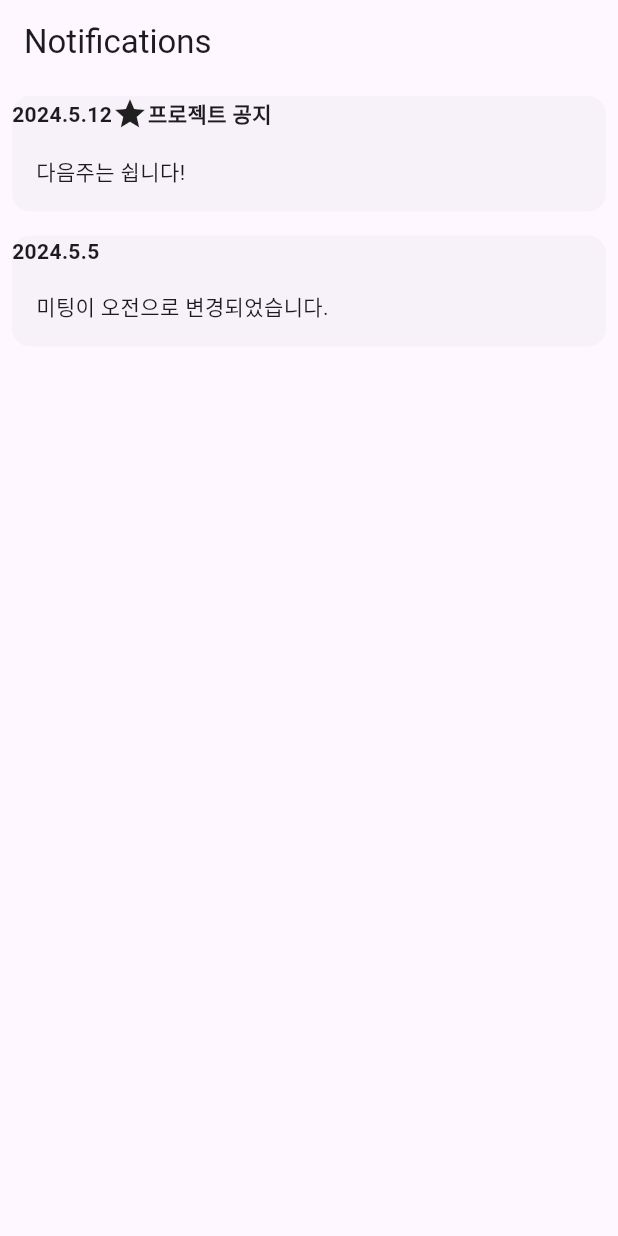
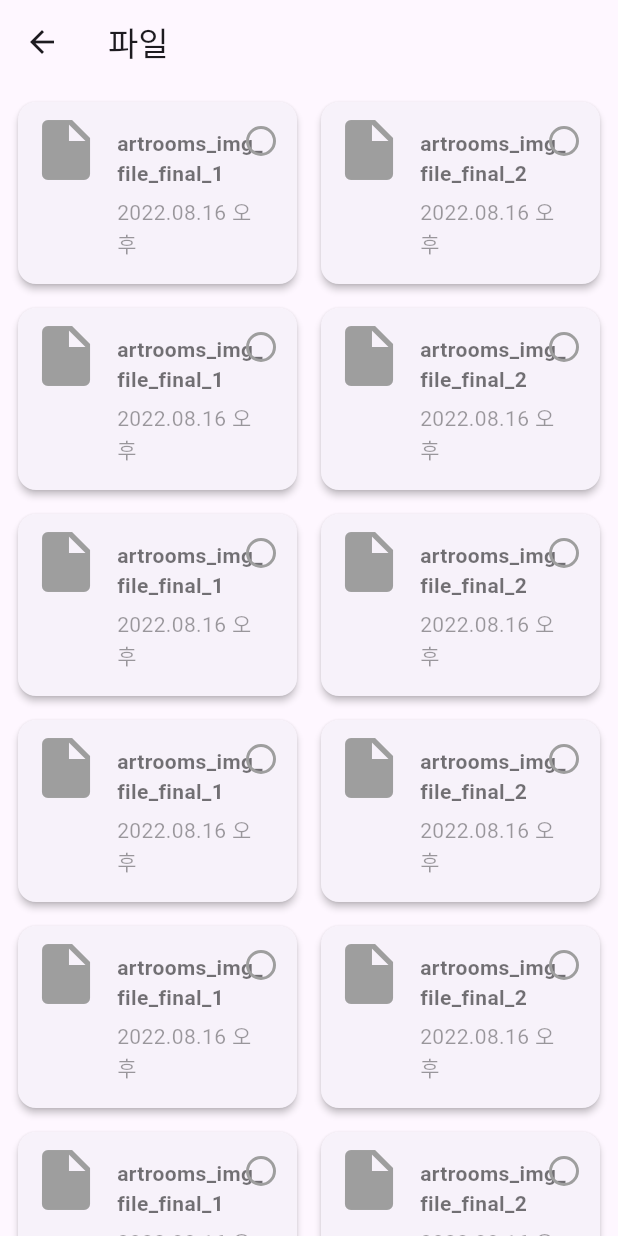
Before and after one commit to kattpish/ArtroomsFlutter, a Flutter app: the screen it shows after launch, on a phone screen of 412 x 824 dp. Run offline on Flutter 3.47's test engine with Material 3 defaults, Android fonts, the phone set to English and light mode, and no system bars; our stand-ins replace flutter_slidable; missing offline and left inert: dart:js_interop.

```diff
--- a/lib/main.dart
+++ b/lib/main.dart
@@ -1,4 +1,5 @@
 
+import 'package:artrooms/ui/screens/screen_chatroom.file.dart';
 import 'package:artrooms/ui/screens/screen_chatroom_drawer.dart';
 import 'package:artrooms/ui/screens/screen_chats.dart';
 import 'package:artrooms/ui/screens/screen_login.dart';
@@ -10,8 +11,8 @@ import 'package:flutter/material.dart';
 
 void main() {
   runApp(
-    const MaterialApp(
-      home: MyScreenNotices(),
+    MaterialApp(
+      home: MyScreenChatroomFile(),
       debugShowCheckedModeBanner: false,
     ),
   );
--- /dev/null
+++ b/lib/ui/screens/screen_chatroom.file.dart
@@ -0,0 +1,137 @@
+import 'package:flutter/material.dart';
+
+void main() => runApp(MyApp());
+
+class MyApp extends StatelessWidget {
+  @override
+  Widget build(BuildContext context) {
+    return MaterialApp(
+      title: 'File Manager',
+      theme: ThemeData(
+        primarySwatch: Colors.blue,
+      ),
+      home: MyScreenChatroomFile(),
+    );
+  }
+}
+
+class MyScreenChatroomFile extends StatefulWidget {
+  @override
+  State<MyScreenChatroomFile> createState() => _MyScreenChatroomFileState();
+}
+
+class FileItem {
+  String name;
+  String date;
+  bool isSelected;
+
+  FileItem({required this.name, required this.date, this.isSelected = false});
+}
+
+class _MyScreenChatroomFileState extends State<MyScreenChatroomFile> {
+  List<FileItem> files = [
+    FileItem(name: 'artrooms_img_file_final_1', date: '2022.08.16 오후'),
+    FileItem(name: 'artrooms_img_file_final_2', date: '2022.08.16 오후'), FileItem(name: 'artrooms_img_file_final_1', date: '2022.08.16 오후'),
+    FileItem(name: 'artrooms_img_file_final_2', date: '2022.08.16 오후'), FileItem(name: 'artrooms_img_file_final_1', date: '2022.08.16 오후'),
+    FileItem(name: 'artrooms_img_file_final_2', date: '2022.08.16 오후'), FileItem(name: 'artrooms_img_file_final_1', date: '2022.08.16 오후'),
+    FileItem(name: 'artrooms_img_file_final_2', date: '2022.08.16 오후'), FileItem(name: 'artrooms_img_file_final_1', date: '2022.08.16 오후'),
+    FileItem(name: 'artrooms_img_file_final_2', date: '2022.08.16 오후'), FileItem(name: 'artrooms_img_file_final_1', date: '2022.08.16 오후'),
+    FileItem(name: 'artrooms_img_file_final_2', date: '2022.08.16 오후'),
+    // ... add more file items
+  ];
+
+  @override
+  Widget build(BuildContext context) {
+    return Scaffold(
+      appBar: AppBar(
+        title: Text('파일'),
+        leading: IconButton(
+          icon: Icon(Icons.arrow_back),
+          onPressed: () => Navigator.of(context).pop(),
+        ),
+      ),
+      body: GridView.builder(
+        padding: EdgeInsets.all(8),
+        gridDelegate: SliverGridDelegateWithFixedCrossAxisCount(
+          crossAxisCount: 2,
+          crossAxisSpacing: 8,
+          mainAxisSpacing: 8,
+          childAspectRatio: 3 / 2, // Adjust according to your aspect ratio
+        ),
+        itemCount: files.length,
+        itemBuilder: (context, index) {
+          var file = files[index];
+          return Card(
+            elevation: 2,
+            child: InkWell(
+              onTap: () {
+                setState(() {
+                  file.isSelected = !file.isSelected;
+                });
+              },
+              child: Container(
+                padding: EdgeInsets.all(8),
+                child: Stack(
+                  children: [
+                    Row(
+                      crossAxisAlignment: CrossAxisAlignment.start,
+                      children: [
+                        Icon(
+                          Icons.insert_drive_file,
+                          size: 48,
+                          color: file.isSelected ? Colors.blue : Colors.grey,
+                        ),
+                        Expanded(
+                          child: Padding(
+                            padding: const EdgeInsets.symmetric(horizontal: 10),
+                            child: Column(
+                              crossAxisAlignment: CrossAxisAlignment.start,
+                              mainAxisAlignment: MainAxisAlignment.center,
+                              children: [
+                                Text(
+                                  file.name,
+                                  style: TextStyle(
+                                    fontWeight: FontWeight.bold,
+                                    color: Colors.black54,
+                                  ),
+                                ),
+                                SizedBox(height: 5),
+                                Text(
+                                  file.date,
+                                  style: TextStyle(color: Colors.black38),
+                                ),
+                              ],
+                            ),
+                          ),
+                        ),
+                      ],
+                    ),
+                    Positioned(
+                      top: 8,
+                      right: 6,
+                      child: Container(
+                        width: 20,
+                        height: 20,
+                        decoration: BoxDecoration(
+                          color: file.isSelected ? Colors.blue : Colors.transparent,
+                          shape: BoxShape.circle,
+                          border: Border.all(
+                            color: file.isSelected ? Colors.blue : Colors.grey,
+                            width: 2,
+                          ),
+                        ),
+                        child: file.isSelected
+                            ? Icon(Icons.check, size: 16, color: Colors.white)
+                            : Container(),
+                      ),
+                    ),
+                  ],
+                ),
+              ),
+            ),
+          );
+        },
+      ),
+    );
+  }
+}
```
Also changed, not shown: lib/ui/screens/screen_notices.dart (+38 -6 lines).
